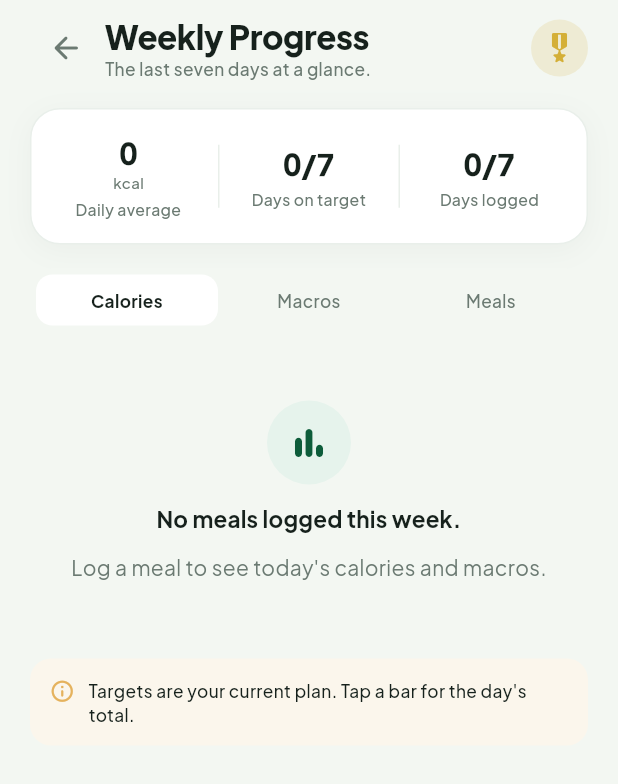
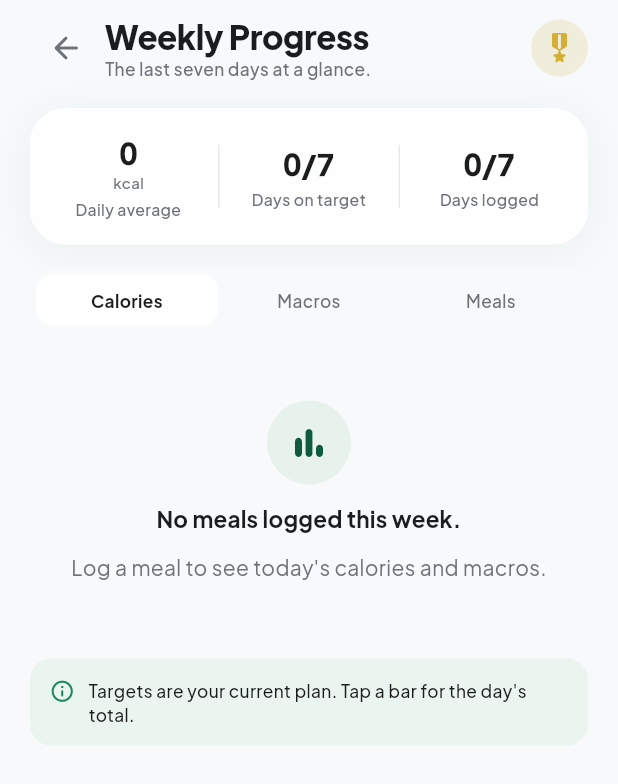
Before and after one commit to anshuldhiman-ai/Health-AI, a Flutter app: the WeeklyProgressScreen screen opened by its route, on a phone screen of 412 x 824 dp. Shown: the top 784 px of the screen. Run offline on Flutter 3.47's test engine with Material 3 defaults, Android fonts, the phone set to English and light mode, and no system bars; our stand-ins replace camera, fl_chart, flutter_riverpod, flutter_secure_storage, go_router, image_picker and 3 more; missing offline and left inert: flutter_litert, mobile_scanner; accounts and stored records are empty; project files that could hold a hidden picture were left out.

Commit message:
feat(design-system): implement luxury emerald and gold glassmorphic theme tokens and brand assets

```diff
--- a/app/lib/design_system/components/app_card.dart
+++ b/app/lib/design_system/components/app_card.dart
@@ -9,7 +9,7 @@ class AppCard extends StatelessWidget {
     required this.child,
     this.padding = const EdgeInsets.all(AppSpacing.x4),
     this.onTap,
-    this.radius = 20,
+    this.radius = 24,
     super.key,
   });
 
@@ -25,11 +25,15 @@ class AppCard extends StatelessWidget {
 
     final card = DecoratedBox(
       decoration: BoxDecoration(
-        color: scheme.surface,
+        color: scheme.surface.withValues(alpha: 0.95),
         borderRadius: borderRadius,
-        // A hairline edge defines the surface on the mist canvas
-        // without the "floating blob" look a strong shadow gives.
-        border: Border.all(color: scheme.outlineVariant),
+        // Glassmorphic cards: White surfaces with a very subtle 1px border
+        border: Border.all(
+          color: Theme.of(context).brightness == Brightness.dark
+              ? scheme.outlineVariant
+              : Colors.white.withValues(alpha: 0.8),
+          width: 1.0,
+        ),
         boxShadow: AppShadows.card,
       ),
       child: Padding(padding: padding, child: child),
--- a/app/lib/design_system/components/app_sheet.dart
+++ b/app/lib/design_system/components/app_sheet.dart
@@ -8,6 +8,7 @@ Future<T?> showAppSheet<T>(BuildContext context, {required Widget child}) {
   final scheme = Theme.of(context).colorScheme;
   return showModalBottomSheet<T>(
     context: context,
+    useRootNavigator: true,
     isScrollControlled: true,
     useSafeArea: true,
     backgroundColor: scheme.surface,
--- a/app/lib/design_system/components/brand_mark.dart
+++ b/app/lib/design_system/components/brand_mark.dart
@@ -14,10 +14,16 @@ class BrandMark extends StatelessWidget {
 
   @override
   Widget build(BuildContext context) {
-    return SizedBox(
+    return Image.asset(
+      'assets/brand/logo.png',
       width: size,
       height: size,
-      child: CustomPaint(painter: _BrandMarkPainter()),
+      fit: BoxFit.contain,
+      errorBuilder: (_, __, ___) => SizedBox(
+        width: size,
+        height: size,
+        child: CustomPaint(painter: _BrandMarkPainter()),
+      ),
     );
   }
 }
--- a/app/lib/design_system/theme/app_theme.dart
+++ b/app/lib/design_system/theme/app_theme.dart
@@ -87,7 +87,7 @@ abstract final class AppTheme {
           shadowColor: c.primary.withValues(alpha: isDark ? 0.22 : 0.18),
           side: BorderSide(color: onPrimary.withValues(alpha: 0.22)),
           textStyle: AppTypography.label,
-          minimumSize: const Size.fromHeight(52), // 52dp touch target (R14)
+          minimumSize: const Size(64, 52), // 52dp touch target (R14)
           shape: const RoundedRectangleBorder(
             borderRadius: BorderRadius.all(AppRadii.button),
           ),
@@ -97,14 +97,14 @@ abstract final class AppTheme {
         style: TextButton.styleFrom(
           foregroundColor: c.primary,
           textStyle: AppTypography.label,
-          minimumSize: const Size.fromHeight(48),
+          minimumSize: const Size(64, 48),
         ),
       ),
       outlinedButtonTheme: OutlinedButtonThemeData(
         style: OutlinedButton.styleFrom(
           foregroundColor: c.primary,
           textStyle: AppTypography.label,
-          minimumSize: const Size.fromHeight(48),
+          minimumSize: const Size(64, 48),
           shape: const StadiumBorder(),
           side: BorderSide(color: c.line, width: 1.5),
         ),
--- a/app/lib/design_system/tokens/tokens.dart
+++ b/app/lib/design_system/tokens/tokens.dart
@@ -16,33 +16,37 @@ import 'package:flutter/material.dart';
 abstract final class AppColors {
   AppColors._();
 
-  // --- light theme (sampled from the approved reference) ---
+  // --- light theme (Health AI premium emerald & gold theme) ---
   static const light = AppColorScheme._(
-    canvas: Color(0xFFF3F7F2),
+    brightness: Brightness.light,
+    canvas: Color(0xFFF7F9FB),
     surface: Color(0xFFFFFFFF),
     surfaceRaised: Color(0xFFFFFFFF),
-    ink: Color(0xFF16211C),
-    inkMuted: Color(0xFF6B7A72),
-    primary: Color(0xFF0D5C3A),
-    primaryWash: Color(0xFFE6F3EC),
-    accent: Color(0xFFE5B25D),
-    accentWash: Color(0xFFFBF6EC),
-    accentSoft: Color(0xFFF3D28E),
+    ink: Color(0xFF1A1C1E),
+    inkMuted: Color(0xFF6C7278),
+    primary: Color(0xFF0F5A3C),
+    primaryWash: Color(0xFFE8F2ED),
+    accent: Color(0xFF1E885F),
+    accentWash: Color(0xFFEAF5F0),
+    accentSoft: Color(0xFFBCE3D2),
     gold: Color(0xFFD4AF37),
     goldWash: Color(0xFFFBF6EC),
-    deepSage: Color(0xFF4A6B5D),
-    obsidian: Color(0xFF121614),
-    water: Color(0xFF48ABD9),
-    sleep: Color(0xFF5860AF),
-    macroProtein: Color(0xFF0D5C3A),
-    macroCarbs: Color(0xFFE5B25D),
-    macroFat: Color(0xFF4FA576),
-    danger: Color(0xFFB3392A),
-    line: Color(0xFFE9EFEA),
+    deepSage: Color(0xFF0F5A3C),
+    obsidian: Color(0xFF1A1C1E),
+    water: Color(0xFF0284C7),
+    sleep: Color(0xFF6366F1),
+    macroProtein: Color(0xFF0F5A3C),
+    macroCarbs: Color(0xFFD4AF37),
+    macroFat: Color(0xFF1E885F),
+    danger: Color(0xFFE11D48),
+    warning: Color(0xFFD97706),
+    success: Color(0xFF16A34A),
+    line: Color(0xFFE5E9EE),
   );
 
   // --- dark theme ---
   static const dark = AppColorScheme._(
+    brightness: Brightness.dark,
     canvas: Color(0xFF0E1613),
     surface: Color(0xFF16211C),
     surfaceRaised: Color(0xFF1D2A24),
@@ -63,6 +67,8 @@ abstract final class AppColors {
     macroCarbs: Color(0xFFF0B429),
     macroFat: Color(0xFF8ED6B0),
     danger: Color(0xFFF08A7B),
+    warning: Color(0xFFE0B44A),
+    success: Color(0xFF6FD3A0),
     line: Color(0xFF27332D),
   );
 }
@@ -75,6 +81,7 @@ abstract final class AppColors {
 /// colours only (never body text).
 class AppColorScheme {
   const AppColorScheme._({
+    required this.brightness,
     required this.canvas,
     required this.surface,
     required this.surfaceRaised,
@@ -95,12 +102,17 @@ class AppColorScheme {
     required this.macroCarbs,
     required this.macroFat,
     required this.danger,
+    required this.warning,
+    required this.success,
     required this.line,
   });
 
   /// Smooth token interpolation for the light/dark theme transition.
   factory AppColorScheme.lerp(AppColorScheme a, AppColorScheme b, double t) {
     return AppColorScheme._(
+      // Discrete, not interpolated: this selects which wash strength and
+      // shadow tints apply, so blending it would make it meaningless.
+      brightness: t < 0.5 ? a.brightness : b.brightness,
       canvas: Color.lerp(a.canvas, b.canvas, t)!,
       surface: Color.lerp(a.surface, b.surface, t)!,
       surfaceRaised: Color.lerp(a.surfaceRaised, b.surfaceRaised, t)!,
@@ -121,9 +133,52 @@ class AppColorScheme {
       macroCarbs: Color.lerp(a.macroCarbs, b.macroCarbs, t)!,
       macroFat: Color.lerp(a.macroFat, b.macroFat, t)!,
       danger: Color.lerp(a.danger, b.danger, t)!,
+      warning: Color.lerp(a.warning, b.warning, t)!,
+      success: Color.lerp(a.success, b.success, t)!,
       line: Color.lerp(a.line, b.line, t)!,
     );
   }
+
+  /// Which palette this is. Read it through [isDark] rather than
+  /// comparing brightness at each call site.
+  final Brightness brightness;
+
+  bool get isDark => brightness == Brightness.dark;
+
+  /// A tonal wash of [base] over [surface].
+  ///
+  /// Use this for the tinted tiles and pills (steps, water, sleep,
+  /// macro chips, badges) instead of an opaque pastel literal. The
+  /// result tracks the theme, so text drawn on it keeps using [ink] and
+  /// [inkMuted] and stays legible — opaque light pastels with
+  /// theme-derived text were the cause of near-invisible white-on-pastel
+  /// labels in dark mode. [strength] scales the tint for stronger or
+  /// quieter surfaces.
+  Color washOf(Color base, {double strength = 1.0}) => Color.alphaBlend(
+    base.withValues(alpha: (isDark ? 0.20 : 0.11) * strength),
+    surface,
+  );
+
+  /// A wash of [base] over the app canvas, for full-bleed tinted areas
+  /// and section backgrounds rather than cards.
+  Color canvasWashOf(Color base, {double strength = 1.0}) => Color.alphaBlend(
+    base.withValues(alpha: (isDark ? 0.16 : 0.09) * strength),
+    canvas,
+  );
+
+  /// Soft elevation tint. A fixed dark shadow is invisible on a dark
+  /// canvas, so shadows are only applied in light mode and dark mode
+  /// leans on the surface tone plus [line] instead.
+  List<BoxShadow> shadow({double blur = 16, double y = 4, double alpha = 0.10}) =>
+      isDark
+      ? const <BoxShadow>[]
+      : [
+          BoxShadow(
+            color: ink.withValues(alpha: alpha),
+            blurRadius: blur,
+            offset: Offset(0, y),
+          ),
+        ];
 
   /// App background (warm mist green).
   final Color canvas;
@@ -181,6 +236,13 @@ class AppColorScheme {
 
   /// Errors, destructive actions.
   final Color danger;
+
+  /// Caution: borderline BMI, "under target" states. Fills, icons and
+  /// short labels only — never body copy.
+  final Color warning;
+
+  /// Positive/healthy states: BMI in range, goal met.
+  final Color success;
 
   /// Hairline borders, dividers.
   final Color line;
@@ -366,10 +428,10 @@ abstract final class AppSizing {
 abstract final class AppRadii {
   AppRadii._();
 
-  static const input = Radius.circular(10); // inputs, small tiles
-  static const card = Radius.circular(20); // cards
+  static const input = Radius.circular(12); // inputs, small tiles
+  static const card = Radius.circular(24); // cards (squircle standard 24.0)
   static const sheet = Radius.circular(28); // bottom sheets, hero surfaces
-  static const button = Radius.circular(14); // primary buttons
+  static const button = Radius.circular(16); // primary buttons (standard 16.0)
   static const pill = Radius.circular(999); // chips, segmented controls
 }
 
@@ -386,21 +448,17 @@ abstract final class AppMotion {
   static const emphasized = Curves.easeInOutCubic;
 }
 
-/// Soft diffusion shadows from the approved reference: cards lift on
-/// very low-alpha black, never harsh borders.
+/// Soft diffusion shadows: cards lift on tinted emerald shadow,
+/// never harsh black shadows.
 abstract final class AppShadows {
   AppShadows._();
 
-  /// Cards and tiles.
-  ///
-  /// The reference surfaces are FLAT white on the mist canvas with a
-  /// hairline edge - a heavy shadow made every card read as a floating
-  /// blob. This is now barely-there depth; the hairline border in
-  /// [AppCard] does the defining.
+  /// Cards and tiles: large spread, low opacity, emerald tinted shadow.
   static const card = [
     BoxShadow(
-      color: Color(0x0A10201A), // 4% ink
-      blurRadius: 16,
+      color: Color(0x0D0F5A3C), // Color(0xFF0F5A3C).withValues(alpha: 0.05)
+      blurRadius: 20,
+      spreadRadius: 1,
       offset: Offset(0, 4),
     ),
   ];
--- a/app/pubspec.yaml
+++ b/app/pubspec.yaml
@@ -1,7 +1,7 @@
 name: app
 description: "{{APP_NAME}} — offline-first calorie, macro, activity and sleep tracker with on-device Indian food recognition."
 publish_to: "none"
-version: 1.2.0+2
+version: 1.6.0+6
 
 environment:
   sdk: ^3.13.0
```
Also changed, not shown: app/assets/brand/logo.png (added), logo.png (added), 6 other files.
